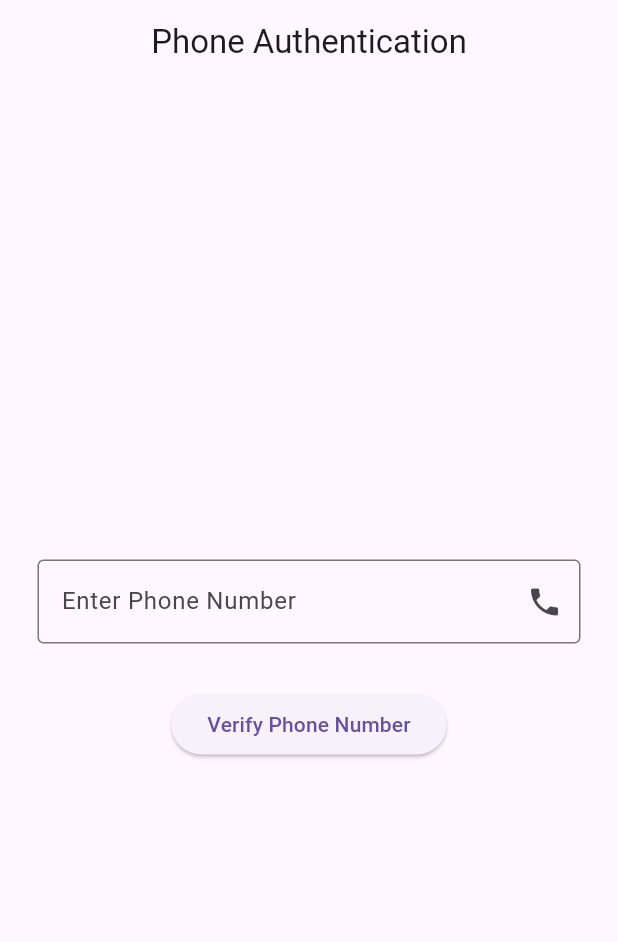
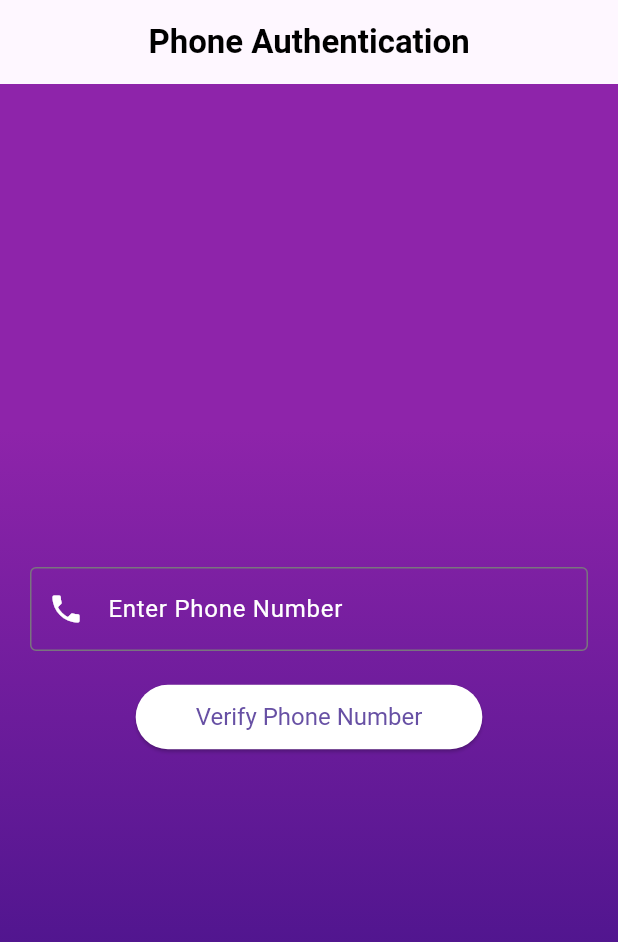
Before and after one commit to ShivamTejpal/Flutter-Firebase-OTP-Auth-, a Flutter app: the screen it shows after launch, on a phone screen of 412 x 824 dp. Shown: the top 942 px of the screen. Run offline on Flutter 3.47's test engine with Material 3 defaults, Android fonts, the phone set to English and light mode, and no system bars; our stand-ins replace firebase_auth, firebase_core; accounts and stored records are empty.

Commit message:
UI changes

```diff
--- a/lib/main.dart
+++ b/lib/main.dart
@@ -51,13 +51,13 @@ class WelcomeContent extends StatelessWidget {
       mainAxisAlignment: MainAxisAlignment.center,
       children: [
         const Icon(
-          Icons.home,// Replace with an appropriate icon
+          Icons.check,// Replace with an appropriate icon
           size: 100,
           color: Colors.white,
         ),
         const SizedBox(height: 20),
         const Text(
-          'Welcome to My App',
+          'Verification Successful',
           style: TextStyle(
             fontSize: 24,
             fontWeight: FontWeight.bold,
--- a/lib/otpscreen.dart
+++ b/lib/otpscreen.dart
@@ -51,7 +51,7 @@ class _OTPScreenState extends State<OTPScreen> {
                 log(ex.toString());
               }
             },
-            child: const Text("Verify Phone Number"),
+            child: const Text("Verify Otp"),
           ),
         ],
       ),
--- a/lib/phoneauth.dart
+++ b/lib/phoneauth.dart
@@ -3,7 +3,7 @@ import 'package:flutter/material.dart';
 import 'package:otp_app/otpscreen.dart';
 
 class Phoneauth extends StatefulWidget {
-  const Phoneauth({super.key});
+  const Phoneauth({Key? key});
 
   @override
   State<Phoneauth> createState() => _PhoneauthState();
@@ -16,40 +16,79 @@ class _PhoneauthState extends State<Phoneauth> {
   Widget build(BuildContext context) {
     return Scaffold(
       appBar: AppBar(
-        title: const Text("Phone Authentication"),
+  title: const Text(
+    "Phone Authentication",
+    style: TextStyle(
+      color: Colors.black, // Title color
+      fontWeight: FontWeight.bold, // Title font weight
+    ),
+  ),
   centerTitle: true,
 ),
-      body: Column(
+      body: Container(
+        decoration: const BoxDecoration(
+          gradient: LinearGradient(
+            colors: [
+              Color(0xFF8E24AA), // Purple
+              Color(0xFF4A148C), // Dark Purple
+            ],
+            begin: Alignment.topCenter,
+            end: Alignment.bottomCenter,
+            stops: [0.3, 0.8], // Adjust the stops as needed
+          ),
+        ),
+        child: Center(
+          child: Padding(
+            padding: const EdgeInsets.symmetric(horizontal: 20),
+            child: Column(
               mainAxisAlignment: MainAxisAlignment.center,
               children: [
-          Padding(
-            padding: const EdgeInsets.symmetric(horizontal: 25),
-            child: TextField(
+                TextFormField(
                   controller: phoneController,
-              keyboardType: TextInputType.number,
+                  keyboardType: TextInputType.phone,
+                  style: const TextStyle(color: Colors.white), // Text color
                   decoration: const InputDecoration(
-                hintText: "Enter Phone Number",
-                suffixIcon: Icon(Icons.phone),
-                border: OutlineInputBorder(),
+                    labelText: "Enter Phone Number",
+                    labelStyle: TextStyle(color: Colors.white), // Label color
+                    prefixIcon: Icon(Icons.phone, color: Colors.white), // Icon color
+                    border: OutlineInputBorder(
+                      borderSide: BorderSide(color: Colors.black), // Border color
                     ),
                   ),
                 ),
-          const SizedBox(height: 30),
+                const SizedBox(height: 20),
                 ElevatedButton(
                   onPressed: () async {
                     await FirebaseAuth.instance.verifyPhoneNumber(
                       verificationCompleted: (phoneAuthCredential) {},
                       verificationFailed: (FirebaseAuthException ex) {},
                       codeSent: (String verificationId, int? resendtoken) {
-                    Navigator.push(context, MaterialPageRoute(builder: (context)=>OTPScreen(verificationid: verificationId)));
+                        Navigator.push(
+                          context,
+                          MaterialPageRoute(
+                            builder: (context) => OTPScreen(verificationid: verificationId),
+                          ),
+                        );
                       },
                       codeAutoRetrievalTimeout: (String verificationId) {},
-                  phoneNumber: phoneController.text.toString());
+                      phoneNumber: phoneController.text.toString(),
+                    );
                   },
+                  style: ElevatedButton.styleFrom(
+                    backgroundColor: Colors.white, // Button color
+                    padding: const EdgeInsets.symmetric(horizontal: 40, vertical: 12),
+                    shape: RoundedRectangleBorder(
+                      borderRadius: BorderRadius.circular(30),
+                    ),
+                    textStyle: const TextStyle(fontSize: 16, color: Colors.black),
+                  ),
                   child: const Text("Verify Phone Number"),
                 ),
               ],
             ),
+          ),
+        ),
+      ),
     );
   }
 }
```
Lines whose indentation alone changed are shown as unchanged.
